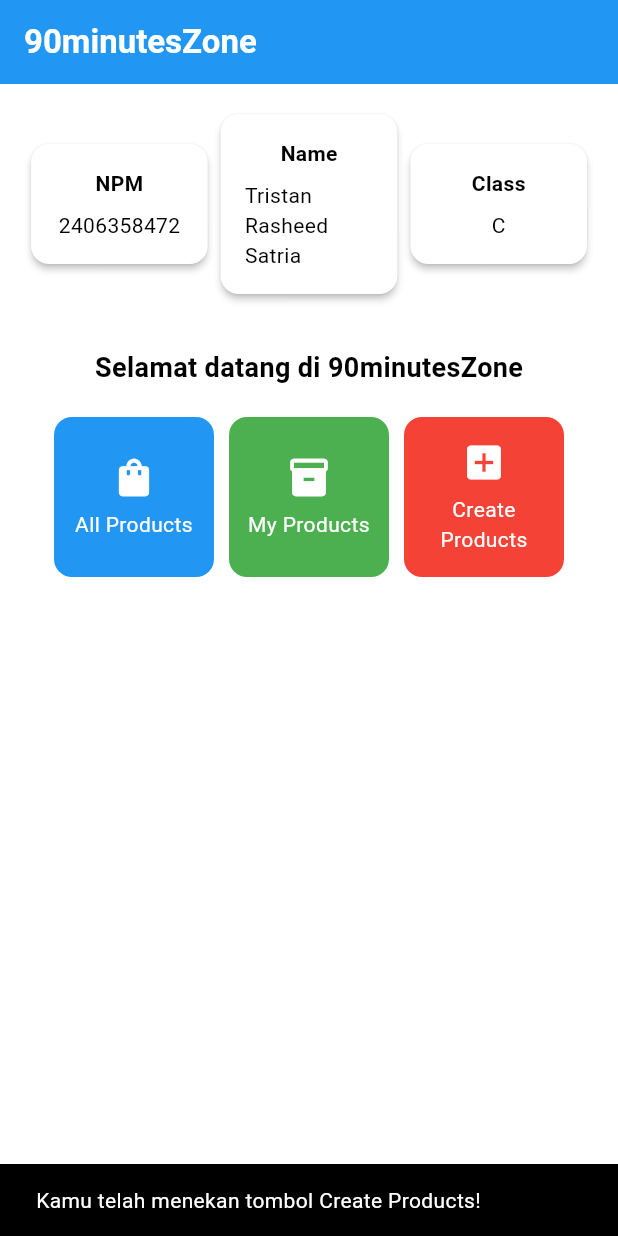
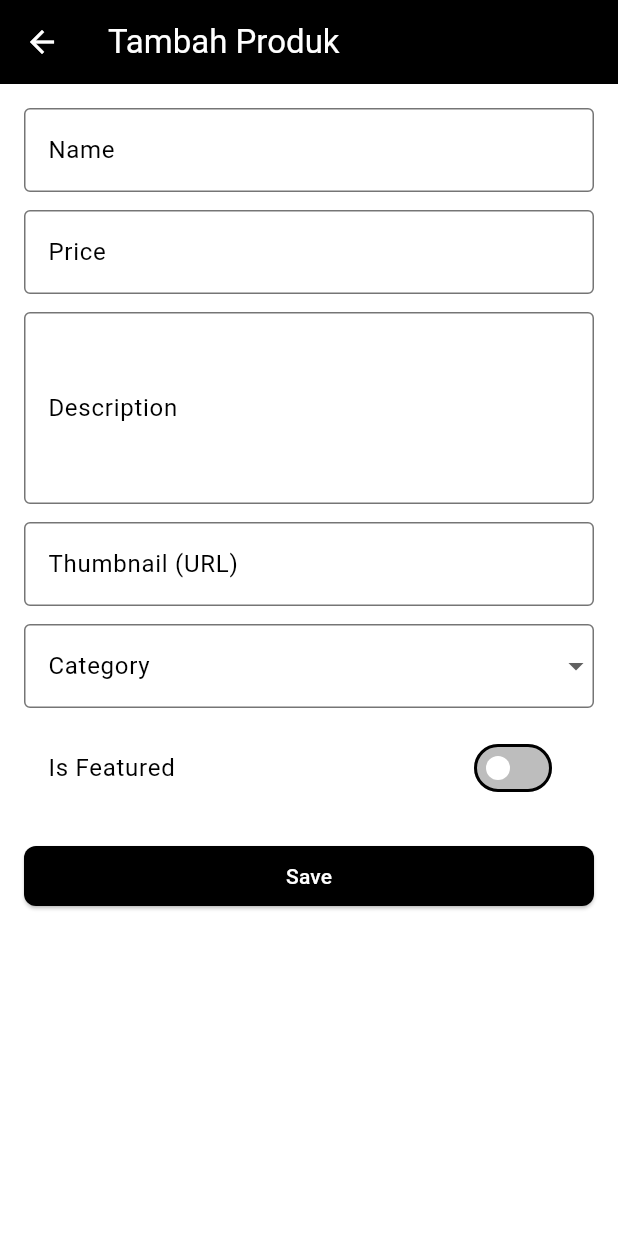
Before and after one commit to Cyaside/90minutes-zone-mobile, a Flutter app: the screen it shows after launch, after a tap on "Create Products", on a phone screen of 412 x 824 dp. Run offline on Flutter 3.47's test engine with Material 3 defaults, Android fonts, the phone set to English and light mode, and no system bars.

Commit message:
Complete Tugas 8: Flutter Navigation, Layouts, Forms, and Input Elements

```diff
--- a/lib/main.dart
+++ b/lib/main.dart
@@ -1,5 +1,5 @@
 import 'package:flutter/material.dart';
-import 'package:_90minutes_zone_mobile/menu.dart';
+import 'package:_90minutes_zone_mobile/screens/menu.dart';
 
 void main() {
   runApp(const MyApp());
@@ -12,26 +12,72 @@ class MyApp extends StatelessWidget {
   @override
   Widget build(BuildContext context) {
     return MaterialApp(
-      title: 'Flutter Demo',
+      title: '90minutesZone',
       theme: ThemeData(
-        // This is the theme of your application.
-        //
-        // TRY THIS: Try running your application with "flutter run". You'll see
-        // the application has a purple toolbar. Then, without quitting the app,
-        // try changing the seedColor in the colorScheme below to Colors.green
-        // and then invoke "hot reload" (save your changes or press the "hot
-        // reload" button in a Flutter-supported IDE, or press "r" if you used
-        // the command line to start the app).
-        //
-        // Notice that the counter didn't reset back to zero; the application
-        // state is not lost during the reload. To reset the state, use hot
-        // restart instead.
-        //
-        // This works for code too, not just values: Most code changes can be
-        // tested with just a hot reload.
-        colorScheme: ColorScheme.fromSwatch(
-          primarySwatch: Colors.blue,
-        ).copyWith(secondary: Colors.blueAccent[400]),
+        brightness: Brightness.light,
+        colorScheme: const ColorScheme(
+          brightness: Brightness.light,
+          primary: Colors.black,
+          onPrimary: Colors.white,
+          secondary: Colors.black87,
+          onSecondary: Colors.white,
+          error: Colors.red,
+          onError: Colors.white,
+          background: Colors.white,
+          onBackground: Colors.black,
+          surface: Colors.white,
+          onSurface: Colors.black,
+        ),
+        scaffoldBackgroundColor: Colors.white,
+        appBarTheme: const AppBarTheme(
+          backgroundColor: Colors.black,
+          foregroundColor: Colors.white,
+          elevation: 0,
+        ),
+        drawerTheme: const DrawerThemeData(backgroundColor: Colors.white),
+        elevatedButtonTheme: ElevatedButtonThemeData(
+          style: ElevatedButton.styleFrom(
+            backgroundColor: Colors.black,
+            foregroundColor: Colors.white,
+            shape: RoundedRectangleBorder(
+              borderRadius: BorderRadius.circular(8),
+            ),
+          ),
+        ),
+        inputDecorationTheme: const InputDecorationTheme(
+          labelStyle: TextStyle(color: Colors.black),
+          enabledBorder: OutlineInputBorder(
+            borderSide: BorderSide(color: Colors.black54),
+          ),
+          focusedBorder: OutlineInputBorder(
+            borderSide: BorderSide(color: Colors.black, width: 2),
+          ),
+          errorBorder: OutlineInputBorder(
+            borderSide: BorderSide(color: Colors.red),
+          ),
+          focusedErrorBorder: OutlineInputBorder(
+            borderSide: BorderSide(color: Colors.red, width: 2),
+          ),
+        ),
+        switchTheme: SwitchThemeData(
+          thumbColor: MaterialStateProperty.resolveWith((states) {
+            return Colors.white;
+          }),
+          trackColor: MaterialStateProperty.resolveWith((states) {
+            return states.contains(MaterialState.selected)
+                ? Colors.black
+                : Colors.black26;
+          }),
+        ),
+        textTheme: ThemeData.light().textTheme.apply(
+          bodyColor: Colors.black,
+          displayColor: Colors.black,
+        ),
+        snackBarTheme: const SnackBarThemeData(
+          backgroundColor: Colors.black,
+          contentTextStyle: TextStyle(color: Colors.white),
+          actionTextColor: Colors.white,
+        ),
       ),
       home: MyHomePage(),
     );
--- /dev/null
+++ b/lib/models/item_homepage.dart
@@ -0,0 +1,9 @@
+import 'package:flutter/material.dart';
+
+class ItemHomepage {
+  final String name;
+  final IconData icon;
+  final Color? color;
+
+  ItemHomepage(this.name, this.icon, {this.color});
+}
--- /dev/null
+++ b/lib/screens/add_product_page.dart
@@ -0,0 +1,190 @@
+import 'package:flutter/material.dart';
+
+class AddProductPage extends StatefulWidget {
+  const AddProductPage({super.key});
+
+  @override
+  State<AddProductPage> createState() => _AddProductPageState();
+}
+
+class _AddProductPageState extends State<AddProductPage> {
+  final _formKey = GlobalKey<FormState>();
+
+  final TextEditingController _nameController = TextEditingController();
+  final TextEditingController _priceController = TextEditingController();
+  final TextEditingController _descriptionController = TextEditingController();
+  final TextEditingController _thumbnailController = TextEditingController();
+
+  final List<String> _categories = [
+    'footwear',
+    'kit',
+    'shorts and pants',
+    'jackets and sportswear',
+    'tracksuits',
+    'others',
+  ];
+
+  String? _selectedCategory;
+  bool _isFeatured = false;
+
+  @override
+  void dispose() {
+    _nameController.dispose();
+    _priceController.dispose();
+    _descriptionController.dispose();
+    _thumbnailController.dispose();
+    super.dispose();
+  }
+
+  String? _validateName(String? value) {
+    if (value == null || value.trim().isEmpty) {
+      return 'Name tidak boleh kosong';
+    }
+    if (value.length > 255) {
+      return 'Name maksimal 255 karakter';
+    }
+    return null;
+  }
+
+  String? _validatePrice(String? value) {
+    if (value == null || value.trim().isEmpty) {
+      return 'Price tidak boleh kosong';
+    }
+    final v = int.tryParse(value);
+    if (v == null) {
+      return 'Price harus berupa angka bulat (tanpa desimal)';
+    }
+    if (v < 0) {
+      return 'Price tidak boleh negatif';
+    }
+    return null;
+  }
+
+  String? _validateDescription(String? value) {
+    if (value == null || value.trim().isEmpty) {
+      return 'Description tidak boleh kosong';
+    }
+    if (value.trim().length < 10) {
+      return 'Description minimal 10 karakter';
+    }
+    return null;
+  }
+
+  String? _validateThumbnail(String? value) {
+    if (value == null || value.trim().isEmpty) {
+      return null;
+    }
+    final uri = Uri.tryParse(value);
+    if (uri == null ||
+        !(uri.hasScheme && (uri.scheme == 'http' || uri.scheme == 'https'))) {
+      return 'Thumbnail harus berupa URL yang valid (http/https)';
+    }
+    return null;
+  }
+
+  String? _validateCategory(String? value) {
+    if (value == null || value.trim().isEmpty) return 'Category harus dipilih';
+    return null;
+  }
+
+  void _onSave() {
+    if (_formKey.currentState?.validate() ?? false) {
+      final product = {
+        'name': _nameController.text.trim(),
+        'price': int.parse(_priceController.text.trim()),
+        'description': _descriptionController.text.trim(),
+        'thumbnail': _thumbnailController.text.trim(),
+        'category': _selectedCategory ?? '',
+        'is_featured': _isFeatured,
+      };
+
+      showDialog<void>(
+        context: context,
+        builder: (context) => AlertDialog(
+          title: const Text('Produk Baru'),
+          content: SingleChildScrollView(
+            child: ListBody(
+              children: [
+                Text('Name: ${product['name']}'),
+                Text('Price: ${product['price']}'),
+                Text('Description: ${product['description']}'),
+                Text('Thumbnail: ${product['thumbnail']}'),
+                Text('Category: ${product['category']}'),
+                Text(
+                  'Is Featured: ${product['is_featured'] == true ? 'Yes' : 'No'}',
+                ),
+              ],
+            ),
+          ),
+          actions: [
+            TextButton(
+              onPressed: () => Navigator.of(context).pop(),
+              child: const Text('OK'),
+            ),
+          ],
+        ),
+      );
+    }
+  }
+
+  @override
+  Widget build(BuildContext context) {
+    return Scaffold(
+      appBar: AppBar(title: const Text('Tambah Produk')),
+      body: Padding(
+        padding: const EdgeInsets.all(16.0),
+        child: Form(
+          key: _formKey,
+          child: ListView(
+            children: [
+              TextFormField(
+                controller: _nameController,
+                decoration: const InputDecoration(labelText: 'Name'),
+                validator: _validateName,
+              ),
+              const SizedBox(height: 12),
+              TextFormField(
+                controller: _priceController,
+                decoration: const InputDecoration(labelText: 'Price'),
+                keyboardType: TextInputType.number,
+                validator: _validatePrice,
+              ),
+              const SizedBox(height: 12),
+              TextFormField(
+                controller: _descriptionController,
+                decoration: const InputDecoration(labelText: 'Description'),
+                maxLines: 4,
+                validator: _validateDescription,
+              ),
+              const SizedBox(height: 12),
+              TextFormField(
+                controller: _thumbnailController,
+                decoration: const InputDecoration(labelText: 'Thumbnail (URL)'),
+                keyboardType: TextInputType.url,
+                validator: _validateThumbnail,
+              ),
+              const SizedBox(height: 12),
+              DropdownButtonFormField<String>(
+                decoration: const InputDecoration(labelText: 'Category'),
+                initialValue: _selectedCategory,
+                items: _categories
+                    .map((c) => DropdownMenuItem(value: c, child: Text(c)))
+                    .toList(),
+                onChanged: (v) => setState(() => _selectedCategory = v),
+                validator: _validateCategory,
+              ),
+              const SizedBox(height: 12),
+              SwitchListTile(
+                title: const Text('Is Featured'),
+                value: _isFeatured,
+                onChanged: (v) => setState(() => _isFeatured = v),
+              ),
+              const SizedBox(height: 20),
+              ElevatedButton(onPressed: _onSave, child: const Text('Save')),
+            ],
+          ),
+        ),
+      ),
+    );
+  }
+}
--- a/lib/menu.dart
+++ b/lib/screens/menu.dart
@@ -1,4 +1,7 @@
 import 'package:flutter/material.dart';
+import 'package:_90minutes_zone_mobile/widgets/left_drawer.dart';
+import 'package:_90minutes_zone_mobile/widgets/item_cart.dart';
+import 'package:_90minutes_zone_mobile/models/item_homepage.dart';
 
 class MyHomePage extends StatelessWidget {
   MyHomePage({super.key});
@@ -8,9 +11,9 @@ class MyHomePage extends StatelessWidget {
   final String kelas = "C"; //kelas
 
   final List<ItemHomepage> items = [
-    ItemHomepage("All Products", Icons.shopping_bag, color: Colors.blue),
-    ItemHomepage("My Products", Icons.inventory_2, color: Colors.green),
-    ItemHomepage("Create Products", Icons.add_box, color: Colors.red),
+    ItemHomepage("All Products", Icons.shopping_bag, color: Colors.black),
+    ItemHomepage("My Products", Icons.inventory_2, color: Colors.black87),
+    ItemHomepage("Create Products", Icons.add_box, color: Colors.black54),
   ];
 
   @override
@@ -85,6 +88,8 @@ class MyHomePage extends StatelessWidget {
           ],
         ),
       ),
+      // Use the shared LeftDrawer widget
+      drawer: const LeftDrawer(),
     );
   }
 }
@@ -120,63 +125,3 @@ class InfoCard extends StatelessWidget {
     );
   }
 }
-
-class ItemHomepage {
-  final String name;
-  final IconData icon;
-  final Color? color;
-
-  ItemHomepage(this.name, this.icon, {this.color});
-}
-
-class ItemCard extends StatelessWidget {
-  // Menampilkan kartu dengan ikon dan nama.
-
-  final ItemHomepage item;
-
-  const ItemCard(this.item, {super.key});
-
-  @override
-  Widget build(BuildContext context) {
-    return Material(
-      // Menentukan warna latar belakang berdasarkan properti item.color,
-      // fallback ke warna sekunder tema jika tidak diberikan.
-      color: item.color ?? Theme.of(context).colorScheme.secondary,
-      // Membuat sudut kartu melengkung.
-      borderRadius: BorderRadius.circular(12),
-
-      child: InkWell(
-        // Aksi ketika kartu ditekan.
-        onTap: () {
-          // Menampilkan pesan SnackBar saat kartu ditekan.
-          ScaffoldMessenger.of(context)
-            ..hideCurrentSnackBar()
-            ..showSnackBar(
-              SnackBar(
-                content: Text("Kamu telah menekan tombol ${item.name}!"),
-              ),
-            );
-        },
-        // Container untuk menyimpan Icon dan Text
-        child: Container(
-          padding: const EdgeInsets.all(8),
-          child: Center(
-            child: Column(
-              // Menyusun ikon dan teks di tengah kartu.
-              mainAxisAlignment: MainAxisAlignment.center,
-              children: [
-                Icon(item.icon, color: Colors.white, size: 30.0),
-                const Padding(padding: EdgeInsets.all(3)),
-                Text(
-                  item.name,
-                  textAlign: TextAlign.center,
-                  style: const TextStyle(color: Colors.white),
-                ),
-              ],
-            ),
-          ),
-        ),
-      ),
-    );
-  }
-}
--- /dev/null
+++ b/lib/widgets/item_cart.dart
@@ -0,0 +1,61 @@
+import 'package:flutter/material.dart';
+import 'package:_90minutes_zone_mobile/screens/add_product_page.dart';
+import 'package:_90minutes_zone_mobile/models/item_homepage.dart';
+
+class ItemCard extends StatelessWidget {
+  // Menampilkan kartu dengan ikon dan nama.
+
+  final ItemHomepage item;
+
+  const ItemCard(this.item, {super.key});
+
+  @override
+  Widget build(BuildContext context) {
+    return Material(
+      // Menentukan warna latar belakang berdasarkan properti item.color,
+      // fallback ke warna sekunder tema jika tidak diberikan.
+      color: item.color ?? Theme.of(context).colorScheme.secondary,
+      // Membuat sudut kartu melengkung.
+      borderRadius: BorderRadius.circular(12),
+
+      child: InkWell(
+        // Aksi ketika kartu ditekan.
+        onTap: () {
+          if (item.name.toLowerCase() == 'create products') {
+            Navigator.of(context).push(
+              MaterialPageRoute(builder: (context) => const AddProductPage()),
+            );
+            return;
+          }
+          // Menampilkan pesan SnackBar saat kartu ditekan.
+          ScaffoldMessenger.of(context)
+            ..hideCurrentSnackBar()
+            ..showSnackBar(
+              SnackBar(
+                content: Text("Kamu telah menekan tombol ${item.name}!"),
+              ),
+            );
+        },
+        // Container untuk menyimpan Icon dan Text
+        child: Container(
+          padding: const EdgeInsets.all(8),
+          child: Center(
+            child: Column(
+              // Menyusun ikon dan teks di tengah kartu.
+              mainAxisAlignment: MainAxisAlignment.center,
+              children: [
+                Icon(item.icon, color: Colors.white, size: 30.0),
+                const Padding(padding: EdgeInsets.all(3)),
+                Text(
+                  item.name,
+                  textAlign: TextAlign.center,
+                  style: const TextStyle(color: Colors.white),
+                ),
+              ],
+            ),
+          ),
+        ),
+      ),
+    );
+  }
+}
--- /dev/null
+++ b/lib/widgets/left_drawer.dart
@@ -0,0 +1,48 @@
+import 'package:flutter/material.dart';
+import 'package:_90minutes_zone_mobile/screens/add_product_page.dart';
+
+/// A project-specific left drawer for the 90minutesZone app.
+///
+/// This replaces the old template and provides two entries:
+/// - "Halaman Utama" which closes the drawer and returns to root
+/// - "Tambah Produk" which opens the product form page
+class LeftDrawer extends StatelessWidget {
+  const LeftDrawer({super.key});
+
+  @override
+  Widget build(BuildContext context) {
+    return Drawer(
+      child: ListView(
+        padding: EdgeInsets.zero,
+        children: [
+          DrawerHeader(
+            decoration: BoxDecoration(
+              color: Theme.of(context).colorScheme.primary,
+            ),
+            child: const Text(
+              '90minutesZone',
+              style: TextStyle(color: Colors.white, fontSize: 20),
+            ),
+          ),
+          ListTile(
+            leading: const Icon(Icons.home),
+            title: const Text('Halaman Utama'),
+            onTap: () {
+              Navigator.of(context).popUntil((route) => route.isFirst);
+            },
+          ),
+          ListTile(
+            leading: const Icon(Icons.add),
+            title: const Text('Tambah Produk'),
+            onTap: () {
+              Navigator.of(context).pop();
+              Navigator.of(context).push(
+                MaterialPageRoute(builder: (context) => const AddProductPage()),
+              );
+            },
+          ),
+        ],
+      ),
+    );
+  }
+}
```
Also changed, not shown: 1 other file.
